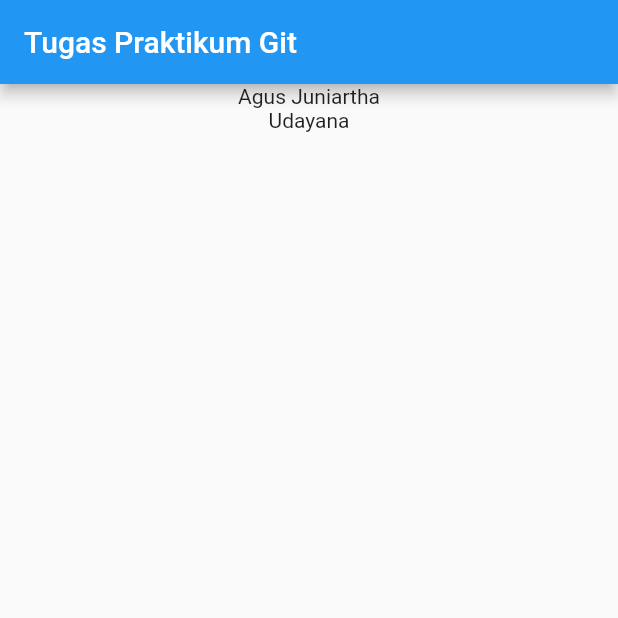
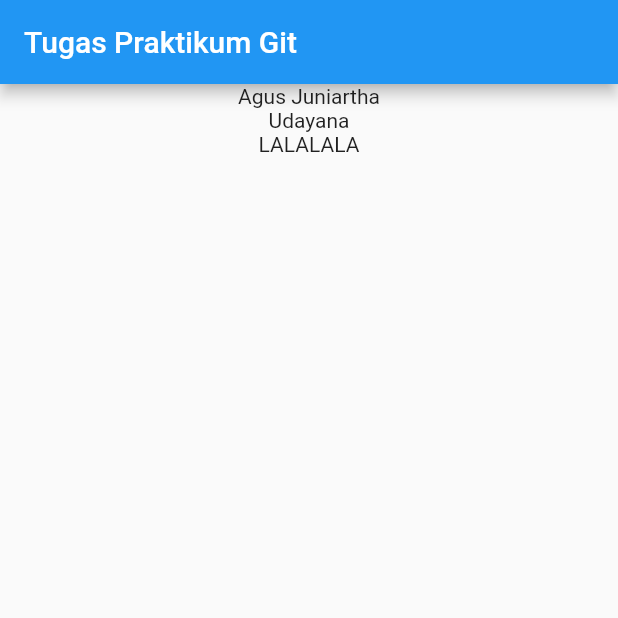
Before and after one commit to BENTOTV/tugas_altera, a Flutter app: the screen it shows after launch, on a phone screen of 412 x 824 dp, the top half of it. Run offline on Flutter 3.47's test engine with Material 2 defaults, Android fonts, the phone set to English and light mode, and no system bars.

Commit message:
coba stash

```diff
--- a/lib/homepage.dart
+++ b/lib/homepage.dart
@@ -11,7 +11,8 @@ class HomePage extends StatelessWidget {
         child: Column(
           children:const <Widget>[
             Text("Agus Juniartha"),
-            Text("Udayana")
+            Text("Udayana"),
+            Text("LALALALA")
           ],
         ),
       ),
```
